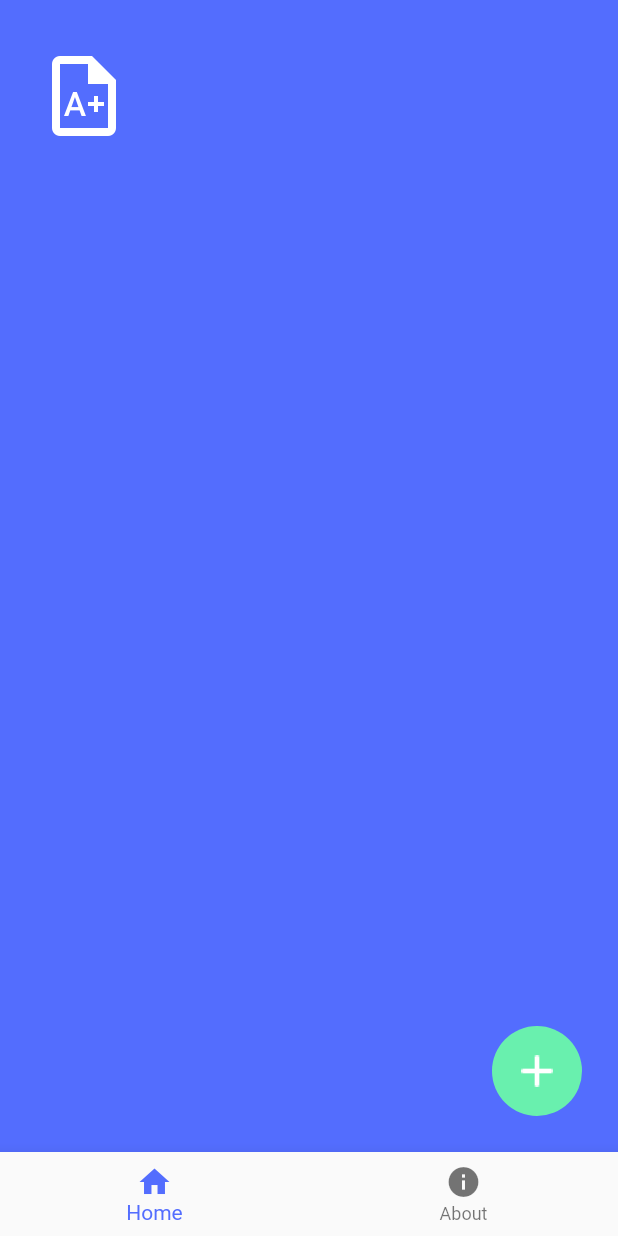
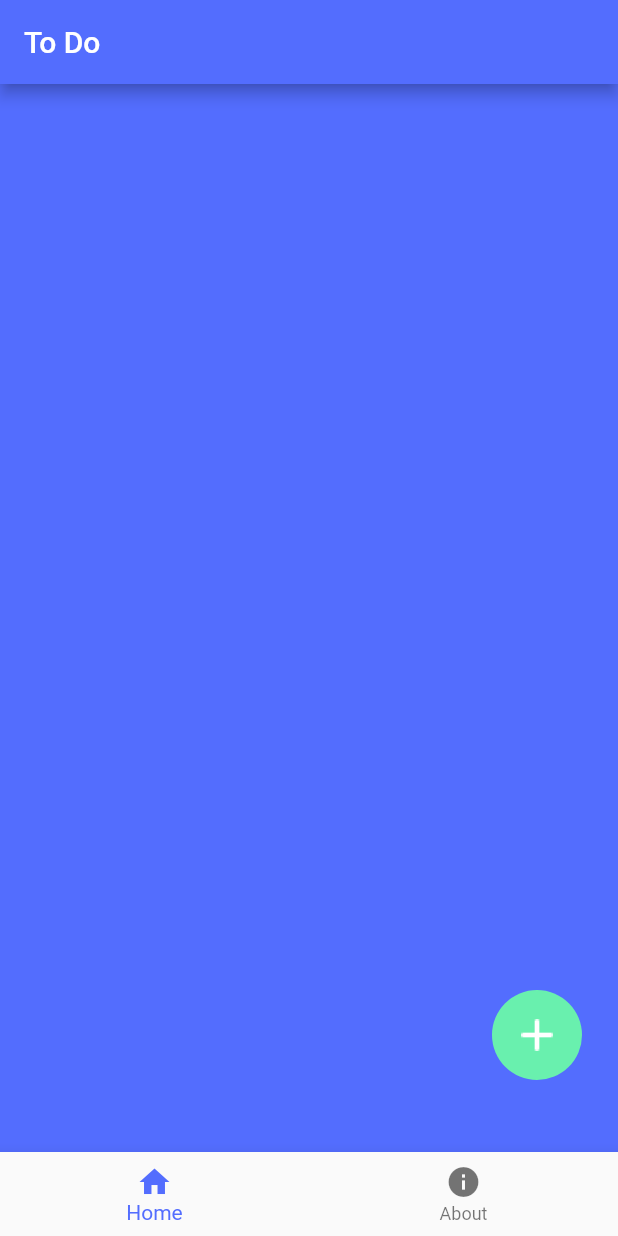
Before and after one commit to hauchongtang/todoapp, a Flutter app: the screen it shows after launch, on a phone screen of 412 x 824 dp. Run offline on Flutter 3.47's test engine with Material 2 defaults, Android fonts, the phone set to English and light mode, and no system bars; our stand-ins replace sqflite; missing offline and left inert: link_text; accounts and stored records are empty.

Commit message:
some feature changes

```diff
--- a/lib/screens/homepage.dart
+++ b/lib/screens/homepage.dart
@@ -33,6 +33,10 @@ class _HomepageState extends State<Homepage> {
   @override
   Widget build(BuildContext context) {
     return Scaffold(
+      appBar: AppBar(
+        title: Text("To Do"),
+        backgroundColor: Colors.indigoAccent,
+      ),
       body: pages[_selectedIdx],
       bottomNavigationBar: BottomNavigationBar(
         selectedItemColor: Colors.indigoAccent,
--- a/lib/screens/homescreen.dart
+++ b/lib/screens/homescreen.dart
@@ -24,25 +24,13 @@ class _HomeState extends State<Home> {
             width: double.infinity,
             padding: EdgeInsets.symmetric(
               horizontal: 24.0,
+              vertical: 24.0
             ),
             child: Stack(
               children: [
                 Column(
                   crossAxisAlignment: CrossAxisAlignment.start,
                   children: [
-                    Container(
-                      margin: EdgeInsets.only(
-                        top: 32.0,
-                        bottom: 32.0,
-                      ),
-                      child: Image(
-                        image: AssetImage(
-                          'assets/icons8-exam-96.png',
-                        ),
-                        height: 64,
-                        width: 64,
-                      ),
-                    ),
                     Expanded(
                         child: FutureBuilder(
                           initialData: List<TaskModel>.empty(),
```
Also changed, not shown: lib/screens/tasks.dart (+90 -44 lines).
